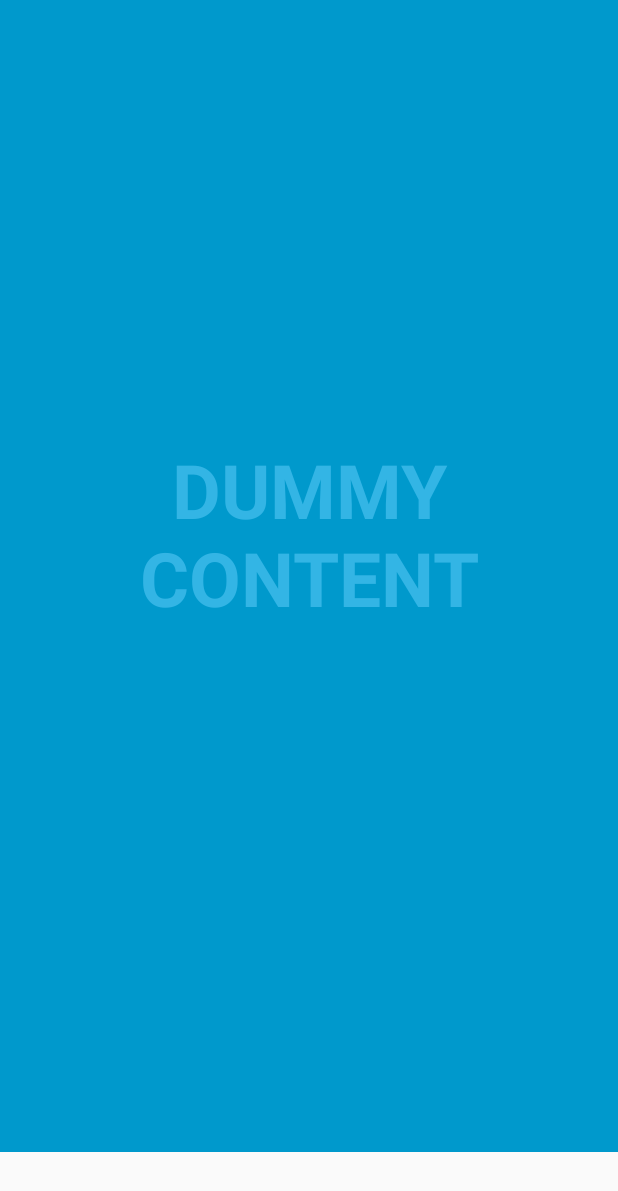
After one commit to gunnersperos/MobileDeviceProgramming, an Android app: the fragment store_fragment shown on its own in the app's theme, on a phone screen of 412 x 824 dp. The commit adds this screen. Shown: the top 1191 px of the screen. Run offline under Robolectric (Android 15) with nearby library versions, the phone set to English and light mode, and no system bars.

Commit message:
added store screen store_screen.xml will be used for the store screen store screen fragment created, not fully functional. added some values to the strings.xml for button texts

```diff
--- /dev/null
+++ b/app/src/main/java/mobile/programming/musicapp/store_fragment.kt
@@ -0,0 +1,170 @@
+package mobile.programming.musicapp
+
+import android.os.Bundle
+import android.os.Handler
+import android.view.LayoutInflater
+import android.view.View
+import android.view.ViewGroup
+import android.view.WindowManager
+import android.widget.Button
+import androidx.appcompat.app.AppCompatActivity
+import androidx.fragment.app.Fragment
+
+/**
+ * An example full-screen fragment that shows and hides the system UI (i.e.
+ * status bar and navigation/system bar) with user interaction.
+ */
+class store_fragment : Fragment() {
+    private val hideHandler = Handler()
+
+    @Suppress("InlinedApi")
+    private val hidePart2Runnable = Runnable {
+        // Delayed removal of status and navigation bar
+
+        // Note that some of these constants are new as of API 16 (Jelly Bean)
+        // and API 19 (KitKat). It is safe to use them, as they are inlined
+        // at compile-time and do nothing on earlier devices.
+        val flags =
+            View.SYSTEM_UI_FLAG_LOW_PROFILE or
+                    View.SYSTEM_UI_FLAG_FULLSCREEN or
+                    View.SYSTEM_UI_FLAG_LAYOUT_STABLE or
+                    View.SYSTEM_UI_FLAG_IMMERSIVE_STICKY or
+                    View.SYSTEM_UI_FLAG_LAYOUT_HIDE_NAVIGATION or
+                    View.SYSTEM_UI_FLAG_HIDE_NAVIGATION
+        activity?.window?.decorView?.systemUiVisibility = flags
+        (activity as? AppCompatActivity)?.supportActionBar?.hide()
+    }
+    private val showPart2Runnable = Runnable {
+        // Delayed display of UI elements
+        fullscreenContentControls?.visibility = View.VISIBLE
+    }
+    private var visible: Boolean = false
+    private val hideRunnable = Runnable { hide() }
+
+    /**
+     * Touch listener to use for in-layout UI controls to delay hiding the
+     * system UI. This is to prevent the jarring behavior of controls going away
+     * while interacting with activity UI.
+     */
+    private val delayHideTouchListener = View.OnTouchListener { _, _ ->
+        if (AUTO_HIDE) {
+            delayedHide(AUTO_HIDE_DELAY_MILLIS)
+        }
+        false
+    }
+
+    private var dummyButton: Button? = null
+    private var fullscreenContent: View? = null
+    private var fullscreenContentControls: View? = null
+
+    override fun onCreateView(
+        inflater: LayoutInflater,
+        container: ViewGroup?,
+        savedInstanceState: Bundle?
+    ): View? {
+        return inflater.inflate(R.layout.fragment_store_fragment, container, false)
+    }
+
+    override fun onViewCreated(view: View, savedInstanceState: Bundle?) {
+        super.onViewCreated(view, savedInstanceState)
+
+        visible = true
+
+        fullscreenContent = view.findViewById(R.id.fullscreen_content)
+        fullscreenContentControls = view.findViewById(R.id.fullscreen_content_controls)
+        // Set up the user interaction to manually show or hide the system UI.
+        fullscreenContent?.setOnClickListener { toggle() }
+
+        // Upon interacting with UI controls, delay any scheduled hide()
+        // operations to prevent the jarring behavior of controls going away
+        // while interacting with the UI.
+        dummyButton?.setOnTouchListener(delayHideTouchListener)
+    }
+
+    override fun onResume() {
+        super.onResume()
+        activity?.window?.addFlags(WindowManager.LayoutParams.FLAG_LAYOUT_NO_LIMITS)
+
+        // Trigger the initial hide() shortly after the activity has been
+        // created, to briefly hint to the user that UI controls
+        // are available.
+        delayedHide(100)
+    }
+
+    override fun onPause() {
+        super.onPause()
+        activity?.window?.clearFlags(WindowManager.LayoutParams.FLAG_LAYOUT_NO_LIMITS)
+
+        // Clear the systemUiVisibility flag
+        activity?.window?.decorView?.systemUiVisibility = 0
+        show()
+    }
+
+    override fun onDestroy() {
+        super.onDestroy()
+        dummyButton = null
+        fullscreenContent = null
+        fullscreenContentControls = null
+    }
+
+    private fun toggle() {
+        if (visible) {
+            hide()
+        } else {
+            show()
+        }
+    }
+
+    private fun hide() {
+        // Hide UI first
+        fullscreenContentControls?.visibility = View.GONE
+        visible = false
+
+        // Schedule a runnable to remove the status and navigation bar after a delay
+        hideHandler.removeCallbacks(showPart2Runnable)
+        hideHandler.postDelayed(hidePart2Runnable, UI_ANIMATION_DELAY.toLong())
+    }
+
+    @Suppress("InlinedApi")
+    private fun show() {
+        // Show the system bar
+        fullscreenContent?.systemUiVisibility =
+            View.SYSTEM_UI_FLAG_LAYOUT_FULLSCREEN or
+                    View.SYSTEM_UI_FLAG_LAYOUT_HIDE_NAVIGATION
+        visible = true
+
+        // Schedule a runnable to display UI elements after a delay
+        hideHandler.removeCallbacks(hidePart2Runnable)
+        hideHandler.postDelayed(showPart2Runnable, UI_ANIMATION_DELAY.toLong())
+        (activity as? AppCompatActivity)?.supportActionBar?.show()
+    }
+
+    /**
+     * Schedules a call to hide() in [delayMillis], canceling any
+     * previously scheduled calls.
+     */
+    private fun delayedHide(delayMillis: Int) {
+        hideHandler.removeCallbacks(hideRunnable)
+        hideHandler.postDelayed(hideRunnable, delayMillis.toLong())
+    }
+
+    companion object {
+        /**
+         * Whether or not the system UI should be auto-hidden after
+         * [AUTO_HIDE_DELAY_MILLIS] milliseconds.
+         */
+        private const val AUTO_HIDE = true
+
+        /**
+         * If [AUTO_HIDE] is set, the number of milliseconds to wait after
+         * user interaction before hiding the system UI.
+         */
+        private const val AUTO_HIDE_DELAY_MILLIS = 3000
+
+        /**
+         * Some older devices needs a small delay between UI widget updates
+         * and a change of the status and navigation bar.
+         */
+        private const val UI_ANIMATION_DELAY = 300
+    }
+}
--- /dev/null
+++ b/app/src/main/res/layout/fragment_store_fragment.xml
@@ -0,0 +1,50 @@
+<?xml version="1.0" encoding="utf-8"?>
+<androidx.constraintlayout.widget.ConstraintLayout xmlns:android="http://schemas.android.com/apk/res/android"
+    xmlns:app="http://schemas.android.com/apk/res-auto"
+    xmlns:tools="http://schemas.android.com/tools"
+    android:id="@+id/frameLayout"
+    android:layout_width="match_parent"
+    android:layout_height="match_parent"
+    android:background="#0099cc"
+    tools:context=".store_fragment">
+
+    <!-- The primary full-screen view. This can be replaced with whatever view
+         is needed to present your content, e.g. VideoView, SurfaceView,
+         TextureView, etc. -->
+
+    <!-- This FrameLayout insets its children based on system windows using
+         android:fitsSystemWindows. -->
+
+
+    <TextView
+        android:id="@+id/fullscreen_content"
+        android:layout_width="0dp"
+        android:layout_height="0dp"
+        android:gravity="center"
+        android:keepScreenOn="true"
+        android:text="@string/dummy_content"
+        android:textColor="#33b5e5"
+        android:textSize="50sp"
+        android:textStyle="bold"
+        app:layout_constraintBottom_toBottomOf="parent"
+        app:layout_constraintEnd_toEndOf="parent"
+        app:layout_constraintHorizontal_bias="0.0"
+        app:layout_constraintStart_toStartOf="parent"
+        app:layout_constraintTop_toTopOf="parent"
+        app:layout_constraintVertical_bias="0.0" />
+
+    <LinearLayout
+        android:id="@+id/fullscreen_content_controls"
+        style="?android:attr/buttonBarStyle"
+        android:layout_width="0dp"
+        android:layout_height="wrap_content"
+        android:layout_marginBottom="104dp"
+        android:background="@color/black_overlay"
+        android:orientation="horizontal"
+        app:layout_constraintBottom_toBottomOf="parent"
+        app:layout_constraintEnd_toEndOf="parent"
+        app:layout_constraintStart_toStartOf="parent"
+        tools:ignore="UselessParent" />
+
+
+</androidx.constraintlayout.widget.ConstraintLayout>
--- a/app/src/main/res/values/colors.xml
+++ b/app/src/main/res/values/colors.xml
@@ -3,4 +3,5 @@
     <color name="colorPrimary">#6200EE</color>
     <color name="colorPrimaryDark">#3700B3</color>
     <color name="colorAccent">#03DAC5</color>
+    <color name="black_overlay">#66000000</color>
 </resources>
```
Also changed, not shown: app/src/main/res/layout/activity_main.xml (+4 -4 lines), app/src/main/res/layout/store_screen.xml (added, +102 -0 lines), app/src/main/res/values/strings.xml (+7 -0 lines).
